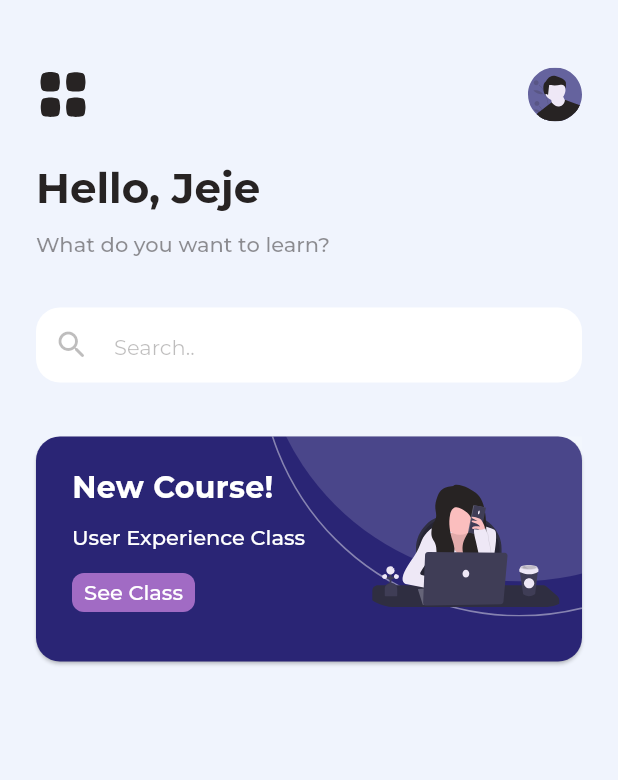
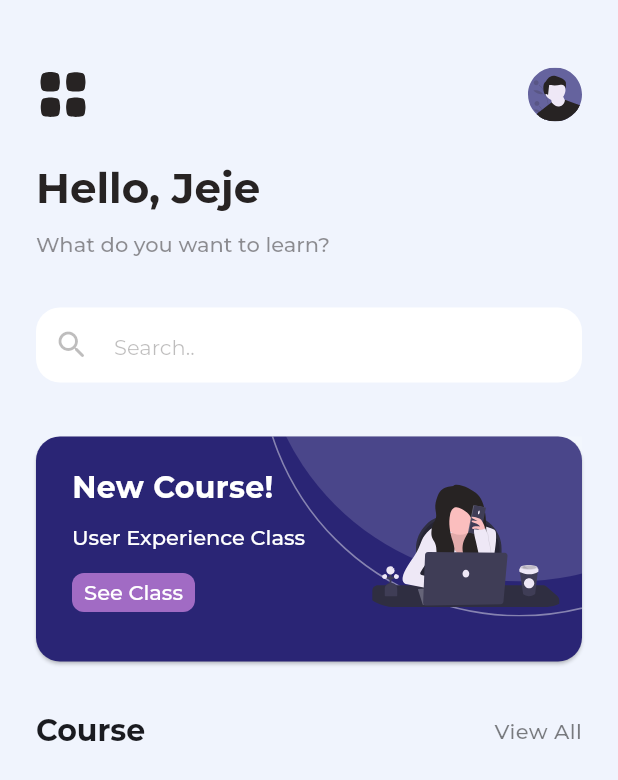
Before and after one commit to roya-zadran/onlinelearningapp, a Flutter app: the HomePage screen opened directly, on a phone screen of 412 x 824 dp. Shown: the top 780 px of the screen. Run offline on Flutter 3.47's test engine with Material 3 defaults, Android fonts, the phone set to English and light mode, and no system bars; our stand-ins replace flutter_svg, google_fonts.

Commit message:
HomePage Row

```diff
--- a/lib/data/constants.dart
+++ b/lib/data/constants.dart
@@ -74,6 +74,17 @@ final TextStyle kTextSpanStyle2 = GoogleFonts.montserrat(
   fontSize: 64,
   letterSpacing: 0,
 );
+final TextStyle kCourseLabelStyle = GoogleFonts.montserrat(
+fontWeight: FontWeight.bold,
+  fontSize: 20,
+  letterSpacing: 0,
+);
+final kViewAllLabelStyle = GoogleFonts.montserrat(
+  fontWeight: FontWeight.w500,
+  fontSize: 14,
+  color: Colors.black.withOpacity(0.5),
+
+);
 class miniCardButtonStyle {
   static final TextButtonStyle = TextButton.styleFrom(
     minimumSize: Size(82, 25),
--- a/lib/pages/home_page.dart
+++ b/lib/pages/home_page.dart
@@ -32,15 +32,9 @@ class _HomePageState extends State<HomePage> {
                     ],
                   ),
                   SizedBox(height: 24),
-                  Text(
-                    "Hello, Jeje",
-                    style: studentNameStyle
-                  ),
+                  Text("Hello, Jeje", style: studentNameStyle),
                   SizedBox(height: 8),
-                  Text(
-                    "What do you want to learn?",
-                    style: questionIntroStyle
-                  ),
+                  Text("What do you want to learn?", style: questionIntroStyle),
                   SizedBox(height: 32),
                   TextFieldWidget(),
                   SizedBox(height: 36),
@@ -64,16 +58,13 @@ class _HomePageState extends State<HomePage> {
                               child: Column(
                                 crossAxisAlignment: CrossAxisAlignment.start,
                                 children: [
-                                  Text(
-                                    "New Course!",
-                                    style: kLabelInCardStyle
-                                  ),
+                                  Text("New Course!", style: kLabelInCardStyle),
                                   const SizedBox(height: 8),
                                   Text(
                                     "User Experience Class",
                                     style: middleTextStyle,
                                   ),
-                                  const SizedBox(height:3),
+                                  const SizedBox(height: 3),
                                   TextButton(
                                     onPressed: () {},
                                     style: miniCardButtonStyle.TextButtonStyle,
@@ -98,7 +89,7 @@ class _HomePageState extends State<HomePage> {
                                 ),
                                 Positioned(
                                   top: 30,
-                                  right:1,
+                                  right: 1,
                                   width: 152,
                                   height: 84,
                                   child: SvgPicture.asset(
@@ -111,7 +102,16 @@ class _HomePageState extends State<HomePage> {
                         ],
                       ),
                     ),
-                  )
+                  ),
+                  SizedBox(height: 32),
+                  Row(
+                    mainAxisAlignment: MainAxisAlignment.spaceBetween,
+                    children: [
+                      Text("Course", style: kCourseLabelStyle),
+                      Text("View All", style: kViewAllLabelStyle),
+                    ],
+                  ),
+                  SizedBox(height: 20,),
                 ],
               ),
             ),
```
